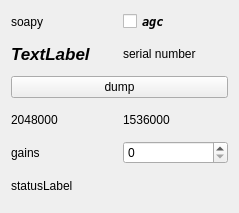
Above: sources/devices/soapy/soapy-widget.ui from JvanKatwijk/qt-dab before the change. Below: the same form after it.
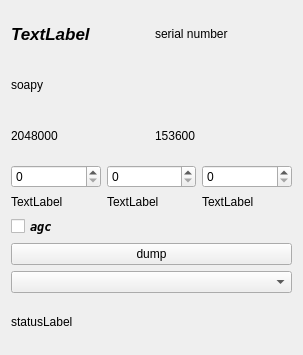
That is the form after the change.

Commit message: rewrite soapy part II

```diff
--- a/sources/devices/soapy/soapy-widget.ui
+++ b/sources/devices/soapy/soapy-widget.ui
@@ -6,8 +6,8 @@
    <rect>
     <x>0</x>
     <y>0</y>
-    <width>239</width>
-    <height>213</height>
+    <width>303</width>
+    <height>355</height>
    </rect>
   </property>
   <property name="windowTitle">
@@ -17,34 +17,6 @@
    <item>
     <layout class="QHBoxLayout" name="horizontalLayout">
      <item>
-      <widget class="QLabel" name="deviceLabel">
-       <property name="text">
-        <string>soapy</string>
-       </property>
-      </widget>
-     </item>
-     <item>
-      <widget class="QCheckBox" name="agcControl">
-       <property name="font">
-        <font>
-         <family>DejaVu Sans Mono</family>
-         <italic>true</italic>
-         <bold>true</bold>
-        </font>
-       </property>
-       <property name="toolTip">
-        <string>&lt;html&gt;&lt;head/&gt;&lt;body&gt;&lt;p&gt;Touch to switch on automatic gain control - based on the setting of the lnastate and the ifgain.&lt;/p&gt;&lt;p&gt;If switched on, the lnastate switch and the ifgain slider are switched off&lt;/p&gt;&lt;/body&gt;&lt;/html&gt;</string>
-       </property>
-       <property name="text">
-        <string>agc</string>
-       </property>
-      </widget>
-     </item>
-    </layout>
-   </item>
-   <item>
-    <layout class="QHBoxLayout" name="horizontalLayout_3">
-     <item>
       <widget class="QLabel" name="deviceNameLabel">
        <property name="font">
         <font>
@@ -68,14 +40,14 @@
     </layout>
    </item>
    <item>
-    <widget class="QPushButton" name="dumpButton">
+    <widget class="QLabel" name="deviceLabel">
      <property name="text">
-      <string>dump</string>
+      <string>soapy</string>
      </property>
     </widget>
    </item>
    <item>
-    <layout class="QHBoxLayout" name="horizontalLayout_4">
+    <layout class="QHBoxLayout" name="horizontalLayout_2">
      <item>
       <widget class="QLabel" name="samplerateLabel">
        <property name="text">
@@ -86,26 +58,73 @@
      <item>
       <widget class="QLabel" name="bandwidthLabel">
        <property name="text">
-        <string>1536000</string>
+        <string>153600</string>
        </property>
       </widget>
      </item>
     </layout>
    </item>
    <item>
-    <layout class="QHBoxLayout" name="horizontalLayout_2">
-     <item>
-      <widget class="QLabel" name="labelSpinbox_1">
+    <layout class="QGridLayout" name="gridLayout">
+     <item row="0" column="0">
+      <widget class="QSpinBox" name="gainSelector_0"/>
+     </item>
+     <item row="0" column="1">
+      <widget class="QSpinBox" name="gainSelector_1"/>
+     </item>
+     <item row="0" column="2">
+      <widget class="QSpinBox" name="gainSelector_2"/>
+     </item>
+     <item row="1" column="0">
+      <widget class="QLabel" name="gainLabel_0">
        <property name="text">
-        <string>gains</string>
+        <string>TextLabel</string>
        </property>
       </widget>
      </item>
-     <item>
-      <widget class="QSpinBox" name="gainSelector"/>
+     <item row="1" column="1">
+      <widget class="QLabel" name="gainLabel_1">
+       <property name="text">
+        <string>TextLabel</string>
+       </property>
+      </widget>
      </item>
+     <item row="1" column="2">
+      <widget class="QLabel" name="gainLabel_2">
+       <property name="text">
+        <string>TextLabel</string>
+       </property>
+      </widget>
+     </item>
     </layout>
    </item>
+   <item>
+    <widget class="QCheckBox" name="agcControl">
+     <property name="font">
+      <font>
+       <family>DejaVu Sans Mono</family>
+       <italic>true</italic>
+       <bold>true</bold>
+      </font>
+     </property>
+     <property name="toolTip">
+      <string>&lt;html&gt;&lt;head/&gt;&lt;body&gt;&lt;p&gt;Touch to switch on automatic gain control - based on the setting of the lnastate and the ifgain.&lt;/p&gt;&lt;p&gt;If switched on, the lnastate switch and the ifgain slider are switched off&lt;/p&gt;&lt;/body&gt;&lt;/html&gt;</string>
+     </property>
+     <property name="text">
+      <string>agc</string>
+     </property>
+    </widget>
+   </item>
+   <item>
+    <widget class="QPushButton" name="dumpButton">
+     <property name="text">
+      <string>dump</string>
+     </property>
+    </widget>
+   </item>
+   <item>
+    <widget class="QComboBox" name="antennaSelector"/>
+   </item>
    <item>
     <widget class="QLabel" name="statusLabel">
      <property name="text">
```
The commit also changes 12 other files.
